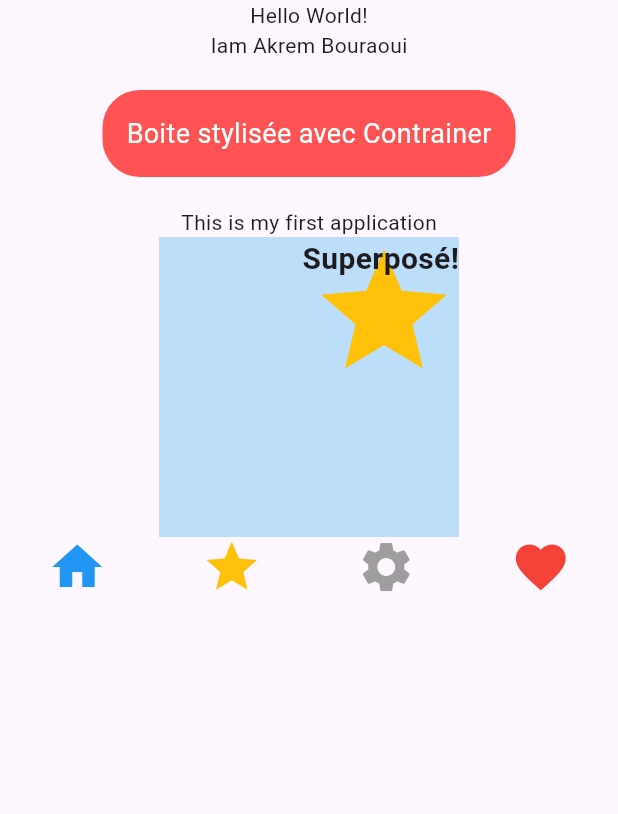
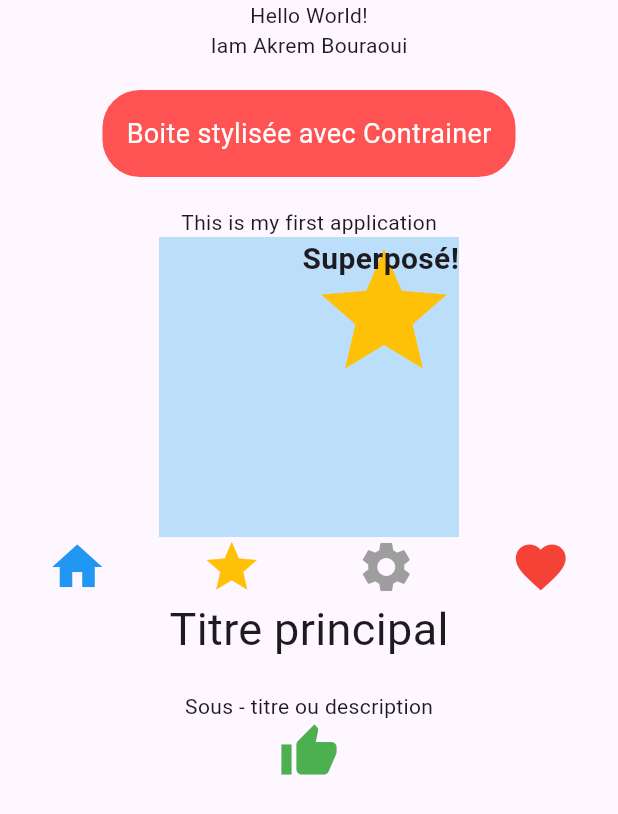
Before and after one commit to AkremBouraoui/flutter_app_widgets_base, a Flutter app: the screen it shows after launch, on a phone screen of 412 x 824 dp. Shown: the top 814 px of the screen. Run offline on Flutter 3.47's test engine with Material 3 defaults, Android fonts, the phone set to English and light mode, and no system bars.

Commit message:
étape 6 : Ajouter une deuxième colonne et modifier les tailles de texte

```diff
--- a/lib/main.dart
+++ b/lib/main.dart
@@ -49,7 +49,17 @@ class MainApp extends StatelessWidget {
                   Icon(Icons.settings,color: Colors.grey,size: 40),
                   Icon(Icons.favorite,color: Colors.red, size: 40),
                 ],
-              )
+              ),
+              Column(
+                mainAxisAlignment: MainAxisAlignment.center,
+                crossAxisAlignment: CrossAxisAlignment.center,
+                children: [
+                  Text('Titre principal',style: TextStyle(fontSize: 30)),
+                  SizedBox(height: 20),
+                  Text('Sous - titre ou description'),
+                  Icon(Icons.thumb_up, color: Colors.green,size: 40),
+                ],
+              ),
             ],
         ),
       ),
```
